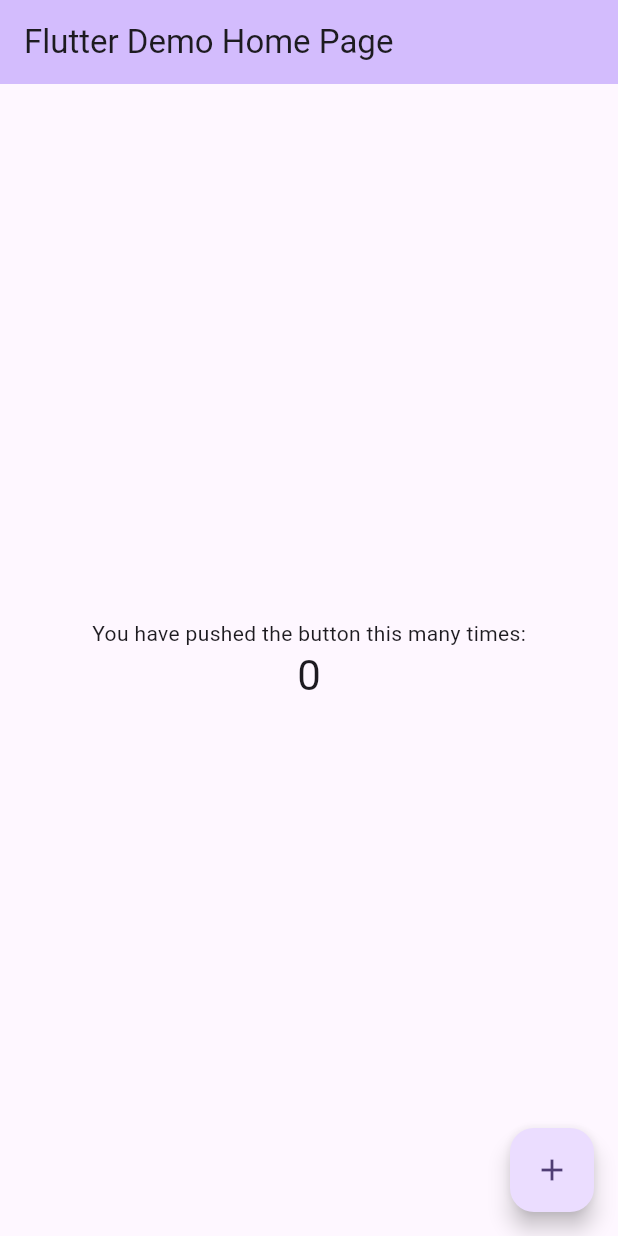
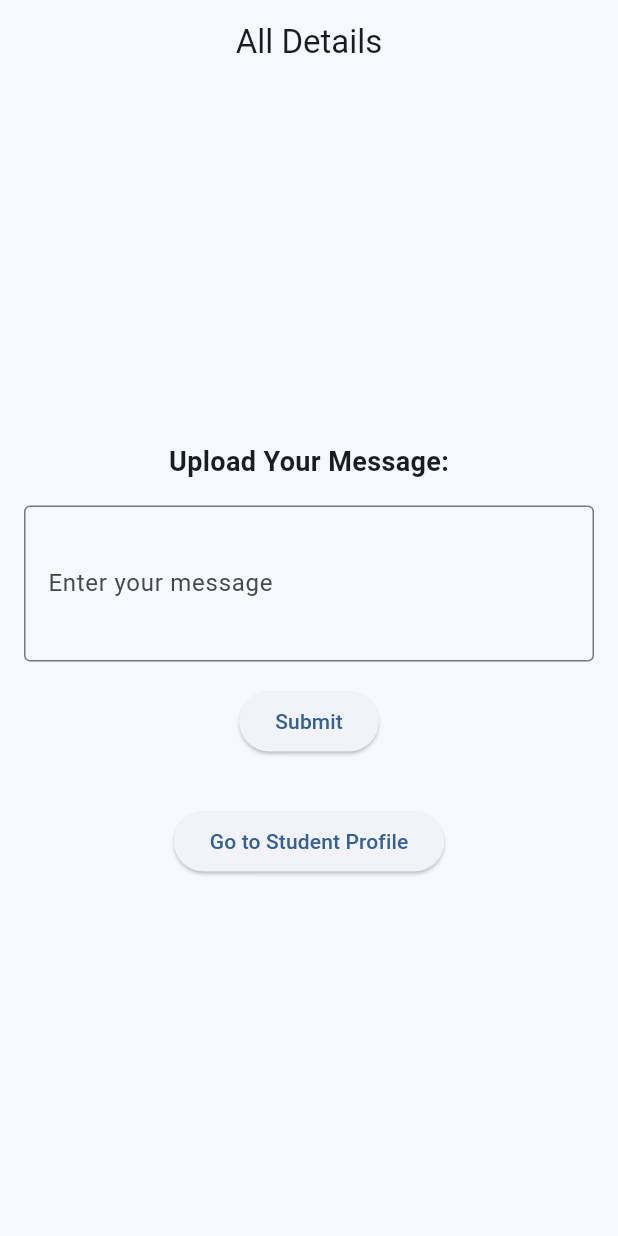
Before and after one commit to SANDHOSH02/flutter_work, a Flutter app: the screen it shows after launch, on a phone screen of 412 x 824 dp. Run offline on Flutter 3.47's test engine with Material 3 defaults, Android fonts, the phone set to English and light mode, and no system bars; our stand-ins replace flutter_svg.

Commit message:
add sudent page

```diff
--- a/sample/msg_pass/lib/main.dart
+++ b/sample/msg_pass/lib/main.dart
@@ -1,4 +1,5 @@
 import 'package:flutter/material.dart';
+import 'student.dart'; // Import the student profile page.
 
 void main() {
   runApp(const MyApp());
@@ -7,119 +8,112 @@
 class MyApp extends StatelessWidget {
   const MyApp({super.key});
 
-  // This widget is the root of your application.
   @override
   Widget build(BuildContext context) {
     return MaterialApp(
-      title: 'Flutter Demo',
+      title: 'Dashboard App',
       theme: ThemeData(
-        // This is the theme of your application.
-        //
-        // TRY THIS: Try running your application with "flutter run". You'll see
-        // the application has a purple toolbar. Then, without quitting the app,
-        // try changing the seedColor in the colorScheme below to Colors.green
-        // and then invoke "hot reload" (save your changes or press the "hot
-        // reload" button in a Flutter-supported IDE, or press "r" if you used
-        // the command line to start the app).
-        //
-        // Notice that the counter didn't reset back to zero; the application
-        // state is not lost during the reload. To reset the state, use hot
-        // restart instead.
-        //
-        // This works for code too, not just values: Most code changes can be
-        // tested with just a hot reload.
-        colorScheme: ColorScheme.fromSeed(seedColor: Colors.deepPurple),
+        colorScheme: ColorScheme.fromSeed(seedColor: Colors.blue),
         useMaterial3: true,
       ),
-      home: const MyHomePage(title: 'Flutter Demo Home Page'),
+      home: const DashboardPage(),
     );
   }
 }
 
-class MyHomePage extends StatefulWidget {
-  const MyHomePage({super.key, required this.title});
-
-  // This widget is the home page of your application. It is stateful, meaning
-  // that it has a State object (defined below) that contains fields that affect
-  // how it looks.
-
-  // This class is the configuration for the state. It holds the values (in this
-  // case the title) provided by the parent (in this case the App widget) and
-  // used by the build method of the State. Fields in a Widget subclass are
-  // always marked "final".
-
-  final String title;
+class DashboardPage extends StatefulWidget {
+  const DashboardPage({super.key});
 
   @override
-  State<MyHomePage> createState() => _MyHomePageState();
+  State<DashboardPage> createState() => _DashboardPageState();
 }
 
-class _MyHomePageState extends State<MyHomePage> {
-  int _counter = 0;
+class _DashboardPageState extends State<DashboardPage> {
+  final TextEditingController _msgController = TextEditingController();
 
-  void _incrementCounter() {
-    setState(() {
-      // This call to setState tells the Flutter framework that something has
-      // changed in this State, which causes it to rerun the build method below
-      // so that the display can reflect the updated values. If we changed
-      // _counter without calling setState(), then the build method would not be
-      // called again, and so nothing would appear to happen.
-      _counter++;
-    });
+  // Function to handle message submission
+  Future<void> _submitMessage() async {
+    final message = _msgController.text;
+
+    if (message.isEmpty) {
+      ScaffoldMessenger.of(context).showSnackBar(
+        const SnackBar(content: Text('Message cannot be empty!')),
+      );
+      return;
+    }
+
+    // Call backend service to save the message in MySQL
+    try {
+      final response = await saveMessageToDatabase(message);
+
+      if (response) {
+        ScaffoldMessenger.of(context).showSnackBar(
+          const SnackBar(content: Text('Message uploaded successfully!')),
+        );
+        _msgController.clear(); // Clear the text field
+      } else {
+        ScaffoldMessenger.of(context).showSnackBar(
+          const SnackBar(content: Text('Failed to upload message!')),
+        );
+      }
+    } catch (e) {
+      ScaffoldMessenger.of(context).showSnackBar(
+        SnackBar(content: Text('Error: $e')),
+      );
+    }
+  }
+
+  // Simulated function to save data to the database (replace with actual backend logic)
+  Future<bool> saveMessageToDatabase(String message) async {
+    // Replace this with your HTTP request logic to save the message in MySQL
+    await Future.delayed(const Duration(seconds: 1)); // Simulate delay
+    return true; // Return success
   }
 
   @override
   Widget build(BuildContext context) {
-    // This method is rerun every time setState is called, for instance as done
-    // by the _incrementCounter method above.
-    //
-    // The Flutter framework has been optimized to make rerunning build methods
-    // fast, so that you can just rebuild anything that needs updating rather
-    // than having to individually change instances of widgets.
     return Scaffold(
       appBar: AppBar(
-        // TRY THIS: Try changing the color here to a specific color (to
-        // Colors.amber, perhaps?) and trigger a hot reload to see the AppBar
-        // change color while the other colors stay the same.
-        backgroundColor: Theme.of(context).colorScheme.inversePrimary,
-        // Here we take the value from the MyHomePage object that was created by
-        // the App.build method, and use it to set our appbar title.
-        title: Text(widget.title),
+        title: const Text('All Details'),
+        centerTitle: true,
       ),
-      body: Center(
-        // Center is a layout widget. It takes a single child and positions it
-        // in the middle of the parent.
+      body: Padding(
+        padding: const EdgeInsets.all(16.0),
         child: Column(
-          // Column is also a layout widget. It takes a list of children and
-          // arranges them vertically. By default, it sizes itself to fit its
-          // children horizontally, and tries to be as tall as its parent.
-          //
-          // Column has various properties to control how it sizes itself and
-          // how it positions its children. Here we use mainAxisAlignment to
-          // center the children vertically; the main axis here is the vertical
-          // axis because Columns are vertical (the cross axis would be
-          // horizontal).
-          //
-          // TRY THIS: Invoke "debug painting" (choose the "Toggle Debug Paint"
-          // action in the IDE, or press "p" in the console), to see the
-          // wireframe for each widget.
           mainAxisAlignment: MainAxisAlignment.center,
-          children: <Widget>[
+          children: [
             const Text(
-              'You have pushed the button this many times:',
+              'Upload Your Message:',
+              style: TextStyle(fontSize: 18, fontWeight: FontWeight.bold),
             ),
-            Text(
-              '$_counter',
-              style: Theme.of(context).textTheme.headlineMedium,
+            const SizedBox(height: 16),
+            TextField(
+              controller: _msgController,
+              decoration: const InputDecoration(
+                labelText: 'Enter your message',
+                border: OutlineInputBorder(),
+              ),
+              maxLines: 3,
+            ),
+            const SizedBox(height: 16),
+            ElevatedButton(
+              onPressed: _submitMessage,
+              child: const Text('Submit'),
+            ),
+            const SizedBox(height: 32),
+            ElevatedButton(
+              onPressed: () {
+                // Navigate to student profile page
+                Navigator.push(
+                  context,
+                  MaterialPageRoute(builder: (context) => const StudentProfile()),
+                );
+              },
+              child: const Text('Go to Student Profile'),
             ),
           ],
         ),
       ),
-      floatingActionButton: FloatingActionButton(
-        onPressed: _incrementCounter,
-        tooltip: 'Increment',
-        child: const Icon(Icons.add),
-      ), // This trailing comma makes auto-formatting nicer for build methods.
     );
   }
 }
```
Also changed, not shown: sample/msg_pass/lib/student.dart (added, +28 -0 lines), sample/msg_pass/pubspec.yaml (+1 -70 lines).
